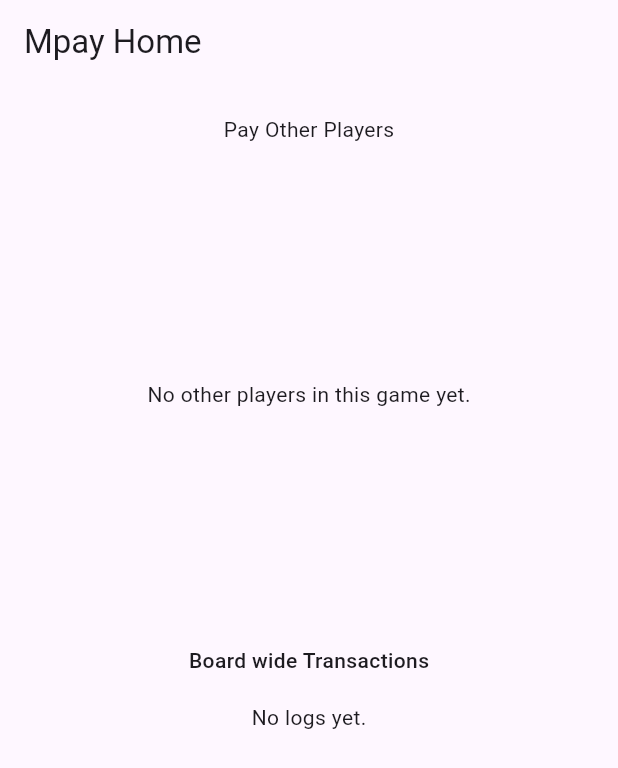
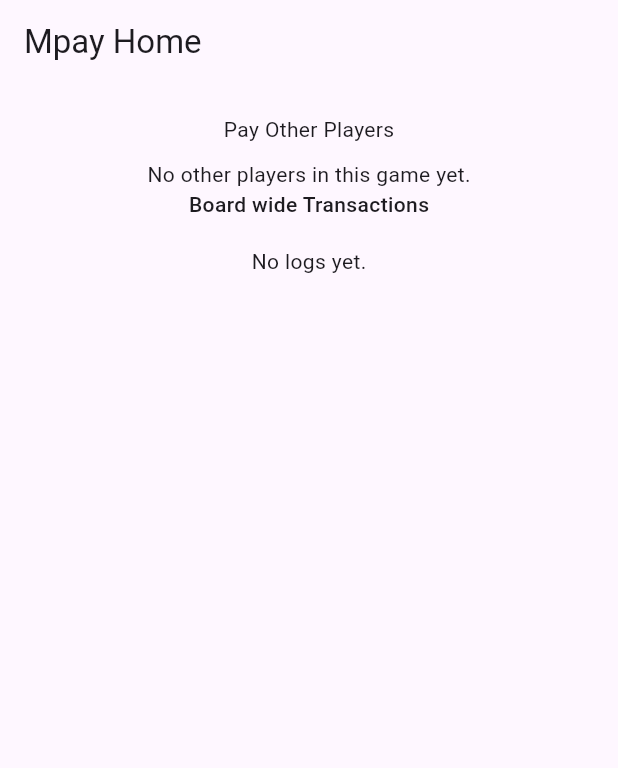
Before and after one commit to MooDevArts/monopoly_tracker, a Flutter app: the MpayHome screen opened directly with empty values, on a phone screen of 412 x 824 dp. Shown: the top 768 px of the screen. Run offline on Flutter 3.47's test engine with Material 3 defaults, Android fonts, the phone set to English and light mode, and no system bars; our stand-ins replace audioplayers, firebase_auth, firebase_core, firebase_database, image_picker, permission_handler; accounts and stored records are empty.

Commit message:
Update mpay_home.dart

```diff
--- a/lib/pages/mpay_home.dart
+++ b/lib/pages/mpay_home.dart
@@ -149,8 +149,7 @@ class _MpayHomeState extends State<MpayHome> {
               SizedBox(height: 20),
               Text('Pay Other Players'),
               SizedBox(height: 10),
-              Expanded(
-                child: StreamBuilder(
+              StreamBuilder(
                 stream:
                     FirebaseDatabase.instance
                         .ref('games')
@@ -163,8 +162,7 @@ class _MpayHomeState extends State<MpayHome> {
                 ) {
                   if (snapshot.hasData) {
                     final playersData =
-                          snapshot.data!.snapshot.value
-                              as Map<dynamic, dynamic>?;
+                        snapshot.data!.snapshot.value as Map<dynamic, dynamic>?;
                     if (playersData == null || playersData.isEmpty) {
                       return const Center(
                         child: Text('No other players in this game yet.'),
@@ -181,9 +179,11 @@ class _MpayHomeState extends State<MpayHome> {
                             .toList();
 
                     return GridView.builder(
+                      shrinkWrap: true,
                       gridDelegate:
                           const SliverGridDelegateWithFixedCrossAxisCount(
                             crossAxisCount: 4,
+                            childAspectRatio: 1.5,
                           ),
                       itemCount: otherPlayerIds.length,
                       itemBuilder: (context, index) {
@@ -209,12 +209,11 @@ class _MpayHomeState extends State<MpayHome> {
                               if (result == true) {
                                 //play sound
                                 final player = AudioPlayer();
-                                  await player.play(
-                                    AssetSource('pay-sound.mp3'),
-                                  );
+                                await player.play(AssetSource('pay-sound.mp3'));
                                 // Check if the result is true (payment was done)
                                 ScaffoldMessenger.of(context).showSnackBar(
                                   const SnackBar(
+                                    duration: Duration(milliseconds: 800),
                                     backgroundColor: Colors.green,
                                     content: Text('Payment Successful'),
                                   ),
@@ -223,7 +222,7 @@ class _MpayHomeState extends State<MpayHome> {
                             }
                           },
                           child: Card(
-                              margin: const EdgeInsets.all(8.0),
+                            margin: const EdgeInsets.all(4.0),
                             child: Center(
                               child: Text(
                                 playerName,
@@ -243,8 +242,7 @@ class _MpayHomeState extends State<MpayHome> {
                   }
                 },
               ),
-              ),
-              SizedBox(height: 10),
+
               // Show logs here
               Text(
                 'Board wide Transactions',
@@ -331,7 +329,7 @@ class _MpayHomeState extends State<MpayHome> {
                   }
                 },
               ),
-              SizedBox(height: 50),
+              // SizedBox(height: 50),
             ],
           ),
         ),
```
Lines whose indentation alone changed are shown as unchanged.
